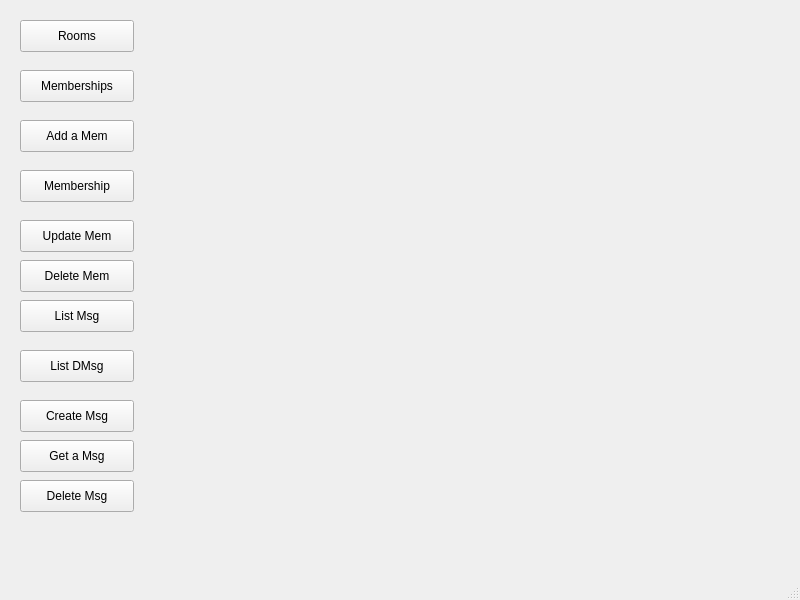
Above: src/botmainwindow.ui from b-lone/Bot_Jabber_Teams before the change. Below: the same form after it.
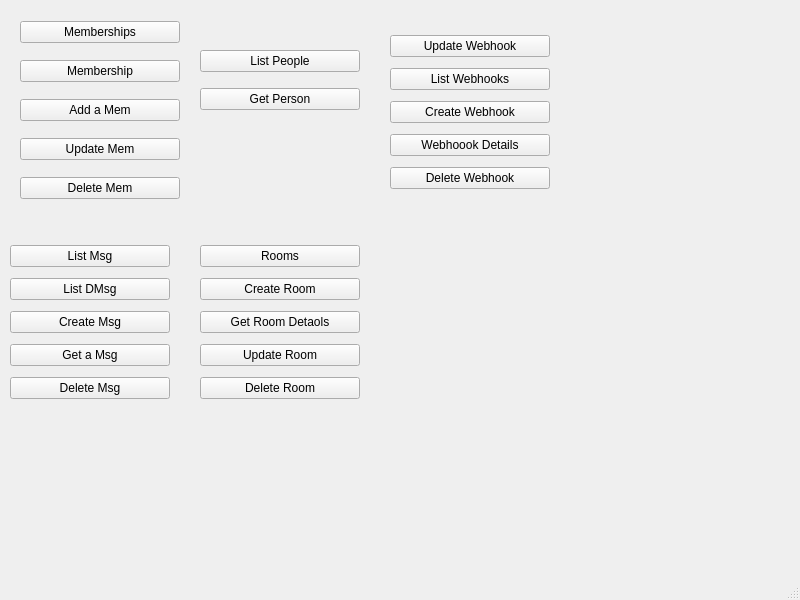
That is the form after the change.

The edit to the form file:
```diff
--- a/src/botmainwindow.ui
+++ b/src/botmainwindow.ui
@@ -14,148 +14,219 @@
    <string>MainWindow</string>
   </property>
   <widget class="QWidget" name="centralwidget">
-   <widget class="QPushButton" name="btnRooms">
+   <widget class="QWidget" name="verticalLayoutWidget">
     <property name="geometry">
      <rect>
       <x>20</x>
-      <y>20</y>
-      <width>114</width>
-      <height>32</height>
+      <y>10</y>
+      <width>160</width>
+      <height>202</height>
      </rect>
     </property>
-    <property name="text">
-     <string>Rooms</string>
-    </property>
+    <layout class="QVBoxLayout" name="verticalLayout">
+     <item>
+      <widget class="QPushButton" name="btnMemberships">
+       <property name="text">
+        <string>Memberships</string>
+       </property>
+      </widget>
+     </item>
+     <item>
+      <widget class="QPushButton" name="btnMembership">
+       <property name="text">
+        <string>Membership</string>
+       </property>
+      </widget>
+     </item>
+     <item>
+      <widget class="QPushButton" name="btnAddMem">
+       <property name="text">
+        <string>Add a Mem</string>
+       </property>
+      </widget>
+     </item>
+     <item>
+      <widget class="QPushButton" name="btnUpdateMem">
+       <property name="text">
+        <string>Update Mem</string>
+       </property>
+      </widget>
+     </item>
+     <item>
+      <widget class="QPushButton" name="btnDeleteMem">
+       <property name="text">
+        <string>Delete Mem</string>
+       </property>
+      </widget>
+     </item>
+    </layout>
    </widget>
-   <widget class="QPushButton" name="btnMemberships">
+   <widget class="QWidget" name="verticalLayoutWidget_2">
     <property name="geometry">
      <rect>
-      <x>20</x>
-      <y>70</y>
-      <width>114</width>
-      <height>32</height>
+      <x>10</x>
+      <y>240</y>
+      <width>160</width>
+      <height>168</height>
      </rect>
     </property>
-    <property name="text">
-     <string>Memberships</string>
-    </property>
+    <layout class="QVBoxLayout" name="verticalLayout_2">
+     <item>
+      <widget class="QPushButton" name="btnListMsg">
+       <property name="text">
+        <string>List Msg</string>
+       </property>
+      </widget>
+     </item>
+     <item>
+      <widget class="QPushButton" name="btnListDMsg">
+       <property name="text">
+        <string>List DMsg</string>
+       </property>
+      </widget>
+     </item>
+     <item>
+      <widget class="QPushButton" name="btnCreateMsg">
+       <property name="text">
+        <string>Create Msg</string>
+       </property>
+      </widget>
+     </item>
+     <item>
+      <widget class="QPushButton" name="btnGetMsg">
+       <property name="text">
+        <string>Get a Msg</string>
+       </property>
+      </widget>
+     </item>
+     <item>
+      <widget class="QPushButton" name="btnDeleteMsg">
+       <property name="text">
+        <string>Delete Msg</string>
+       </property>
+      </widget>
+     </item>
+    </layout>
    </widget>
-   <widget class="QPushButton" name="btnAddMem">
+   <widget class="QWidget" name="verticalLayoutWidget_3">
     <property name="geometry">
      <rect>
-      <x>20</x>
-      <y>120</y>
-      <width>114</width>
-      <height>32</height>
+      <x>200</x>
+      <y>40</y>
+      <width>160</width>
+      <height>80</height>
      </rect>
     </property>
-    <property name="text">
-     <string>Add a Mem</string>
-    </property>
+    <layout class="QVBoxLayout" name="verticalLayout_3">
+     <item>
+      <widget class="QPushButton" name="btnListPeople">
+       <property name="text">
+        <string>List People</string>
+       </property>
+      </widget>
+     </item>
+     <item>
+      <widget class="QPushButton" name="btnGetPersonDetails">
+       <property name="text">
+        <string>Get Person</string>
+       </property>
+      </widget>
+     </item>
+    </layout>
    </widget>
-   <widget class="QPushButton" name="btnMembership">
+   <widget class="QWidget" name="verticalLayoutWidget_4">
     <property name="geometry">
      <rect>
-      <x>20</x>
-      <y>170</y>
-      <width>114</width>
-      <height>32</height>
+      <x>200</x>
+      <y>240</y>
+      <width>160</width>
+      <height>168</height>
      </rect>
     </property>
-    <property name="text">
-     <string>Membership</string>
-    </property>
+    <layout class="QVBoxLayout" name="verticalLayout_4">
+     <item>
+      <widget class="QPushButton" name="btnRooms">
+       <property name="text">
+        <string>Rooms</string>
+       </property>
+      </widget>
+     </item>
+     <item>
+      <widget class="QPushButton" name="btnCreateRoom">
+       <property name="text">
+        <string>Create Room</string>
+       </property>
+      </widget>
+     </item>
+     <item>
+      <widget class="QPushButton" name="btnGetRoomDetails">
+       <property name="text">
+        <string>Get Room Detaols</string>
+       </property>
+      </widget>
+     </item>
+     <item>
+      <widget class="QPushButton" name="btnUpdateRoom">
+       <property name="text">
+        <string>Update Room</string>
+       </property>
+      </widget>
+     </item>
+     <item>
+      <widget class="QPushButton" name="btnDeleteRoom">
+       <property name="text">
+        <string>Delete Room</string>
+       </property>
+      </widget>
+     </item>
+    </layout>
    </widget>
-   <widget class="QPushButton" name="btnUpdateMem">
+   <widget class="QWidget" name="verticalLayoutWidget_5">
     <property name="geometry">
      <rect>
-      <x>20</x>
-      <y>220</y>
-      <width>114</width>
-      <height>32</height>
+      <x>390</x>
+      <y>30</y>
+      <width>160</width>
+      <height>168</height>
      </rect>
     </property>
-    <property name="text">
-     <string>Update Mem</string>
-    </property>
-   </widget>
-   <widget class="QPushButton" name="btnDeleteMem">
-    <property name="geometry">
-     <rect>
-      <x>20</x>
-      <y>260</y>
-      <width>114</width>
-      <height>32</height>
-     </rect>
-    </property>
-    <property name="text">
-     <string>Delete Mem</string>
-    </property>
-   </widget>
-   <widget class="QPushButton" name="btnListMsg">
-    <property name="geometry">
-     <rect>
-      <x>20</x>
-      <y>300</y>
-      <width>114</width>
-      <height>32</height>
-     </rect>
-    </property>
-    <property name="text">
-     <string>List Msg</string>
-    </property>
-   </widget>
-   <widget class="QPushButton" name="btnListDMsg">
-    <property name="geometry">
-     <rect>
-      <x>20</x>
-      <y>350</y>
-      <width>114</width>
-      <height>32</height>
-     </rect>
-    </property>
-    <property name="text">
-     <string>List DMsg</string>
-    </property>
-   </widget>
-   <widget class="QPushButton" name="btnCreateMsg">
-    <property name="geometry">
-     <rect>
-      <x>20</x>
-      <y>400</y>
-      <width>114</width>
-      <height>32</height>
-     </rect>
-    </property>
-    <property name="text">
-     <string>Create Msg</string>
-    </property>
-   </widget>
-   <widget class="QPushButton" name="btnGetMsg">
-    <property name="geometry">
-     <rect>
-      <x>20</x>
-      <y>440</y>
-      <width>114</width>
-      <height>32</height>
-     </rect>
-    </property>
-    <property name="text">
-     <string>Get a Msg</string>
-    </property>
-   </widget>
-   <widget class="QPushButton" name="btnDeleteMsg">
-    <property name="geometry">
-     <rect>
-      <x>20</x>
-      <y>480</y>
-      <width>114</width>
-      <height>32</height>
-     </rect>
-    </property>
-    <property name="text">
-     <string>Delete Msg</string>
-    </property>
+    <layout class="QVBoxLayout" name="verticalLayout_5">
+     <item>
+      <widget class="QPushButton" name="btnUpdateWebhook">
+       <property name="text">
+        <string>Update Webhook</string>
+       </property>
+      </widget>
+     </item>
+     <item>
+      <widget class="QPushButton" name="btnListWebhooks">
+       <property name="text">
+        <string>List Webhooks</string>
+       </property>
+      </widget>
+     </item>
+     <item>
+      <widget class="QPushButton" name="btnCreateWebhook">
+       <property name="text">
+        <string>Create Webhook</string>
+       </property>
+      </widget>
+     </item>
+     <item>
+      <widget class="QPushButton" name="btnWebhookDetails">
+       <property name="text">
+        <string>Webhoook Details</string>
+       </property>
+      </widget>
+     </item>
+     <item>
+      <widget class="QPushButton" name="btnDeleteWebhook">
+       <property name="text">
+        <string>Delete Webhook</string>
+       </property>
+      </widget>
+     </item>
+    </layout>
    </widget>
   </widget>
   <widget class="QMenuBar" name="menubar">
```
